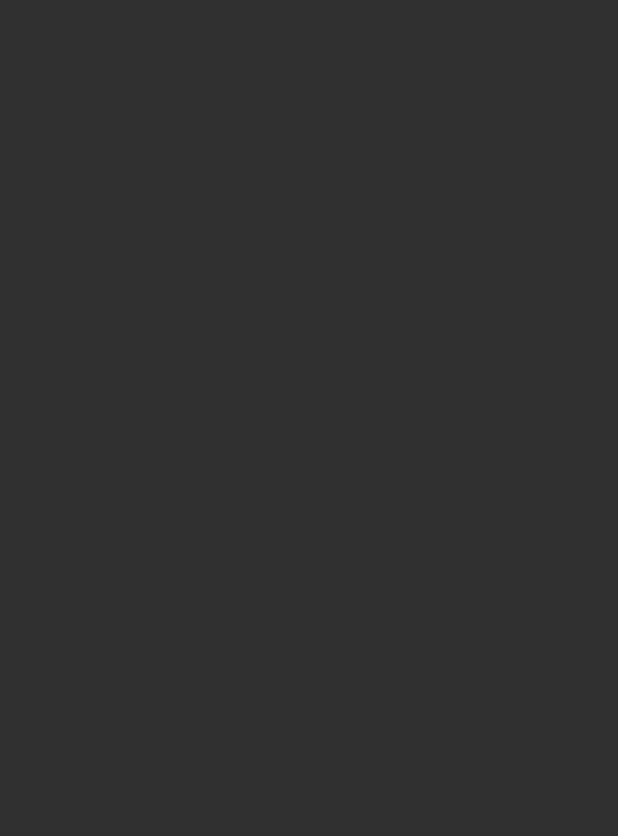
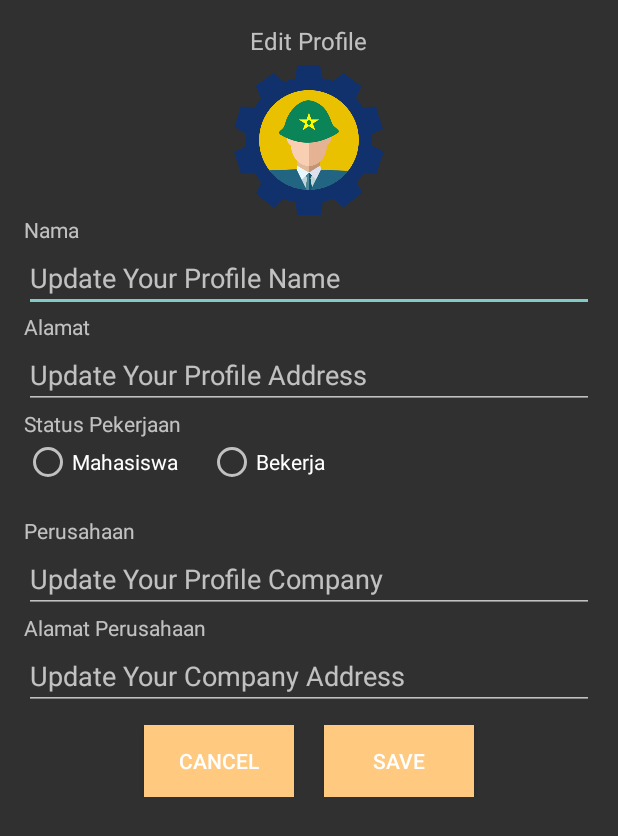
Before and after one commit to AnugerahGumelarHP/TeknikIndustriRangers, an Android app: the EditProfile screen opened directly, with no data from a screen before it, on a phone screen of 412 x 824 dp. Before the commit the part shown is empty. Shown: the top 836 px of the screen. Run offline under Robolectric (Android 15) with nearby library versions, the phone set to English and light mode, and no system bars.

Commit message:
New Fitur Edit Profile, belum bisa save data

```diff
--- a/app/src/main/java/com/battistradadeveloper/teknikindustrirangers/EditProfile/EditProfile.java
+++ b/app/src/main/java/com/battistradadeveloper/teknikindustrirangers/EditProfile/EditProfile.java
@@ -1,15 +1,81 @@
 package com.battistradadeveloper.teknikindustrirangers.EditProfile;
 
+import android.content.DialogInterface;
+import android.content.Intent;
+import android.support.v7.app.AlertDialog;
 import android.support.v7.app.AppCompatActivity;
 import android.os.Bundle;
+import android.view.View;
+import android.widget.Button;
+import android.widget.EditText;
+import android.widget.RadioButton;
+import android.widget.TextView;
+import android.widget.Toast;
 
+import com.battistradadeveloper.teknikindustrirangers.Fragment.MainFragment.Account;
 import com.battistradadeveloper.teknikindustrirangers.R;
 
 public class EditProfile extends AppCompatActivity {
+	Button btn_cancel, btn_save;
+	TextView txt_info, txt_name, txt_address,
+			txt_status, txt_company, txt_company_address;
+	EditText edt_name, edt_address,
+			edt_company, edt_company_address;
+	RadioButton rad_mahasiswa, rad_bekerja;
 
 	@Override
 	protected void onCreate(Bundle savedInstanceState) {
 		super.onCreate(savedInstanceState);
 		setContentView(R.layout.activity_edit_profile);
+
+		// Memanggil seluruh field pada TextView
+		txt_info = findViewById(R.id.txt_edtprofile_info);
+		txt_name = findViewById(R.id.txt_edtprofile_name);
+		txt_address = findViewById(R.id.txt_edtprofile_address);
+		txt_status = findViewById(R.id.txt_edtprofile_work);
+		txt_company = findViewById(R.id.txt_edtprofile_company);
+		txt_company_address = findViewById(R.id.txt_edtprofile_companyaddress);
+
+		// Memanggil seluruh field pada EditText
+		edt_name = findViewById(R.id.edt_editprofile_name);
+		edt_address = findViewById(R.id.edt_editprofile_address);
+		edt_company = findViewById(R.id.edt_editprofile_company);
+		edt_company_address = findViewById(R.id.edt_editprofile_companyaddress);
+
+		// Memanggil seluruh field pada Radio Button
+		rad_mahasiswa = findViewById(R.id.radiomahasiswa);
+		rad_bekerja = findViewById(R.id.radiopekerjaan);
+
+		//Memanggil seluruh field pada button
+		btn_cancel = findViewById(R.id.btn_editprofile_cancel);
+		btn_cancel.setOnClickListener(new View.OnClickListener() {
+			@Override
+			public void onClick(View v) {
+				AlertDialog.Builder builder = new AlertDialog.Builder(EditProfile.this);
+				builder.setMessage("Apakah anda yakin ingin keluar, tanpa menyimpan data?")
+						.setCancelable(false)
+						.setPositiveButton("Yakin", new DialogInterface.OnClickListener() {
+							@Override
+							public void onClick(DialogInterface dialog, int which) {
+								Intent cancel = new Intent(EditProfile.this, Account.class);
+								startActivity(cancel);
+							}
+						})
+						.setNegativeButton("Tidak", new DialogInterface.OnClickListener() {
+							public void onClick(DialogInterface dialog, int id) {
+								dialog.cancel();
+							}
+						});
+				AlertDialog alert = builder.create();
+				alert.show();
+			}
+		});
+		btn_save =findViewById(R.id.btn_editprofile_save);
+		btn_save.setOnClickListener(new View.OnClickListener() {
+			@Override
+			public void onClick(View v) {
+				Toast.makeText(getApplicationContext(), "Button Save clicked", Toast.LENGTH_SHORT).show();
+			}
+		});
 	}
 }
--- a/app/src/main/res/drawable-v24/roun_rect_white.xml
+++ /dev/null
@@ -1,19 +0,0 @@
-<?xml version="1.0" encoding="utf-8"?>
-<shape xmlns:android="http://schemas.android.com/apk/res/android"
-    android:shape="rectangle">
-
-    <solid android:color="@color/colorWhite"></solid>
-
-    <padding
-        android:bottom="6dp"
-        android:left="18dp"
-        android:right="18dp"
-        android:top="6dp"></padding>
-
-    <corners
-        android:bottomLeftRadius="20dp"
-        android:bottomRightRadius="20dp"
-        android:topLeftRadius="20dp"
-        android:topRightRadius="20dp" />
-
-</shape>
--- a/app/src/main/res/layout/activity_edit_profile.xml
+++ b/app/src/main/res/layout/activity_edit_profile.xml
@@ -4,9 +4,119 @@
     xmlns:tools="http://schemas.android.com/tools"
     android:layout_width="match_parent"
     android:layout_height="match_parent"
+    android:padding="@dimen/padding"
     android:orientation="vertical"
     tools:context=".EditProfile.EditProfile">
 
+    <TextView
+        android:id="@+id/txt_edtprofile_info"
+        android:layout_width="wrap_content"
+        android:layout_height="wrap_content"
+        android:text="@string/edit_profile"
+        android:textSize="16sp"
+        android:layout_gravity="center"
+        android:layout_marginBottom="5dp"/>
 
+    <ImageView
+        android:layout_width="100dp"
+        android:layout_height="100dp"
+        android:src="@drawable/logoapp"
+        android:layout_gravity="center"/>
 
+    <!--Kolom Edit Profile Nama-->
+    <TextView
+        android:id="@+id/txt_edtprofile_name"
+        android:layout_width="wrap_content"
+        android:layout_height="wrap_content"
+        android:text="@string/nama"/>
+    <EditText
+        android:id="@+id/edt_editprofile_name"
+        android:layout_width="match_parent"
+        android:layout_height="wrap_content"
+        android:hint="@string/update_profile_name"/>
+
+    <!--Kolom Edit Profile Alamat-->
+    <TextView
+        android:id="@+id/txt_edtprofile_address"
+        android:layout_width="wrap_content"
+        android:layout_height="wrap_content"
+        android:text="@string/alamat"/>
+    <EditText
+        android:id="@+id/edt_editprofile_address"
+        android:layout_width="match_parent"
+        android:layout_height="wrap_content"
+        android:hint="@string/update_profile_address"
+        />
+
+    <!--Kolom Edit Profile Status-->
+    <TextView
+        android:id="@+id/txt_edtprofile_work"
+        android:layout_width="wrap_content"
+        android:layout_height="wrap_content"
+        android:text="@string/status"/>
+    <RadioGroup
+        android:id="@+id/radio"
+        android:layout_width="match_parent"
+        android:layout_height="wrap_content"
+        android:orientation="horizontal"
+        android:layout_marginBottom="20dp">
+        <RadioButton
+            android:id="@+id/radiomahasiswa"
+            android:layout_width="wrap_content"
+            android:layout_height="wrap_content"
+            android:text="@string/mahasiswa"
+            android:layout_marginEnd="20dp"/>
+        <RadioButton
+            android:id="@+id/radiopekerjaan"
+            android:layout_width="wrap_content"
+            android:layout_height="wrap_content"
+            android:text="@string/bekerja"/>
+    </RadioGroup>
+
+    <!--Kolom Edit Profile Company-->
+    <TextView
+        android:id="@+id/txt_edtprofile_company"
+        android:layout_width="wrap_content"
+        android:layout_height="wrap_content"
+        android:text="@string/perusahaan"/>
+    <EditText
+        android:id="@+id/edt_editprofile_company"
+        android:layout_width="match_parent"
+        android:layout_height="wrap_content"
+        android:hint="@string/update_profile_company"/>
+
+    <!--Kolom Edit Profile Company Address-->
+    <TextView
+        android:id="@+id/txt_edtprofile_companyaddress"
+        android:layout_width="wrap_content"
+        android:layout_height="wrap_content"
+        android:text="@string/alamat_perusahaan"/>
+    <EditText
+        android:id="@+id/edt_editprofile_companyaddress"
+        android:layout_width="match_parent"
+        android:layout_height="wrap_content"
+        android:hint="@string/update_your_company_address"/>
+
+    <!--Layout fitur Button-->
+    <LinearLayout
+        android:id="@+id/layout_editprofile_button"
+        android:layout_width="match_parent"
+        android:layout_height="wrap_content"
+        android:gravity="center"
+        android:layout_marginTop="10dp"
+        android:orientation="horizontal">
+        <Button
+            android:id="@+id/btn_editprofile_cancel"
+            android:layout_width="100dp"
+            android:layout_height="wrap_content"
+            android:text="@string/cancel"
+            android:background="@color/colorChardonnay"
+            android:layout_marginRight="20dp"/>
+        <Button
+            android:id="@+id/btn_editprofile_save"
+            android:layout_width="100dp"
+            android:layout_height="wrap_content"
+            android:text="@string/save"
+            android:background="@color/colorChardonnay"/>
+    </LinearLayout>
 </LinearLayout>
--- a/app/src/main/res/values/strings.xml
+++ b/app/src/main/res/values/strings.xml
@@ -50,6 +50,21 @@
     <string name="info_mahasiswa">Pemuda pemudi yang menyiapkan diri untuk berkarya</string>
     <string name="mahasiswa">Mahasiswa</string>
     <string name="alumni">Alumni</string>
+
     <string name="edit_profile">Edit Profile</string>
+    <string name="nama">Nama</string>
+    <string name="update_profile_name">Update Your Profile Name</string>
+    <string name="pekerjaan">Pekerjaan</string>
+    <string name="update_profile_work">Update Your Profile Work</string>
+    <string name="alamat">Alamat</string>
+    <string name="update_profile_address">Update Your Profile Address</string>
+    <string name="perusahaan">Perusahaan</string>
+    <string name="update_profile_company">Update Your Profile Company</string>
+    <string name="alamat_perusahaan">Alamat Perusahaan</string>
+    <string name="update_your_company_address">Update Your Company Address</string>
+    <string name="cancel">Cancel</string>
+    <string name="save">Save</string>
+    <string name="bekerja">Bekerja</string>
+    <string name="status">Status Pekerjaan</string>
 
 </resources>
```
